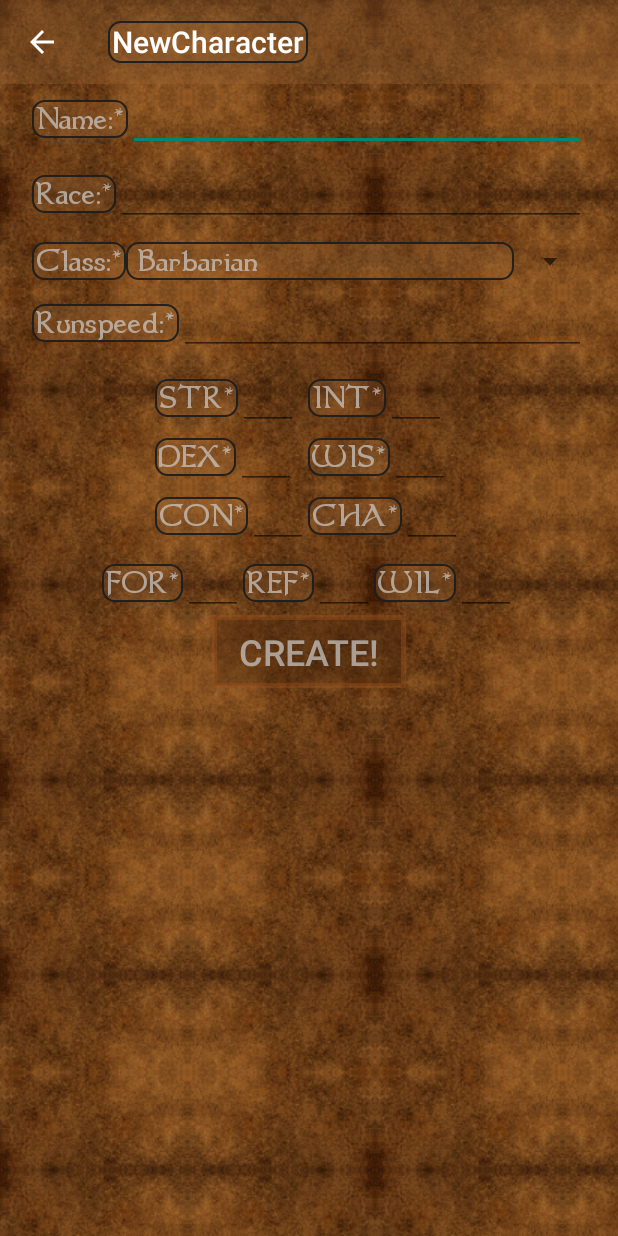
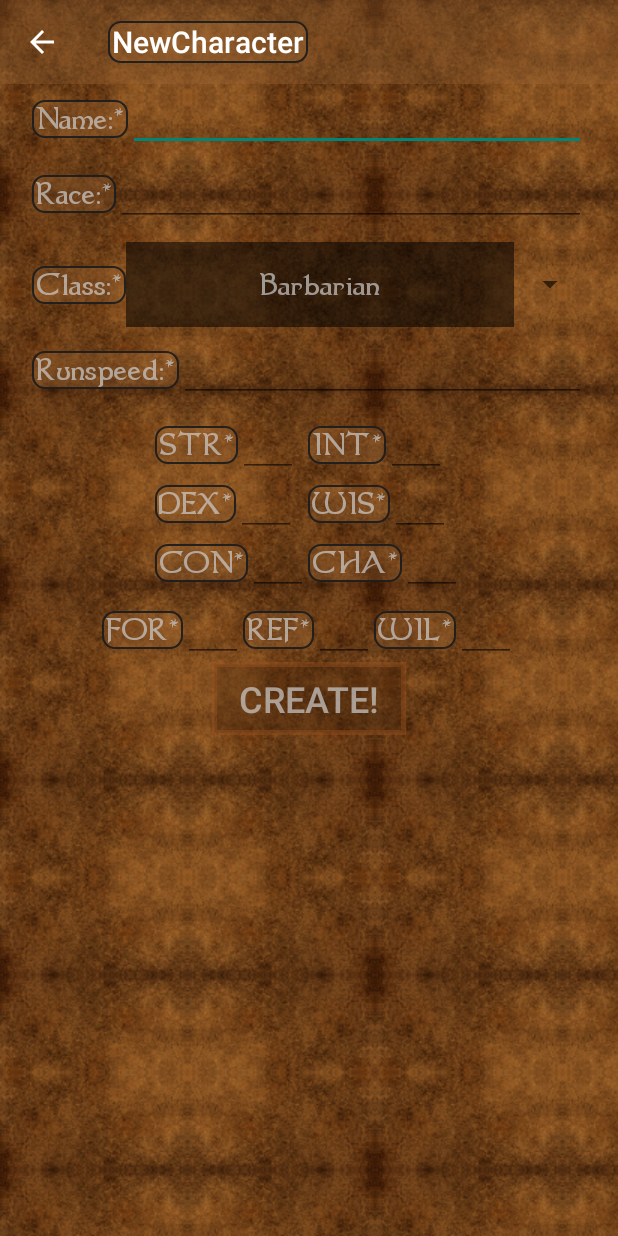
Before and after one commit to mlazze/dnd3.5-android, an Android app: the NewCharacter screen opened directly, with no data from a screen before it, on a phone screen of 412 x 824 dp. Run offline under Robolectric (Android 15) with nearby library versions, the phone set to English and light mode, and no system bars.

Commit message:
Spinners "fixed"

```diff
--- a/dndcharacter/src/main/res/values/styles.xml
+++ b/dndcharacter/src/main/res/values/styles.xml
@@ -20,8 +20,18 @@
         <!--monospace is overridden in BaseAdapter-->
         <item name="android:typeface">monospace</item>
 
+        <item name="android:spinnerItemStyle">@style/spinnerItem</item>
+
     </style>
 
+    <style name="spinnerItem" parent="Base.Widget.AppCompat.DropDownItem.Spinner">
+        <item name="android:background">#8000</item>
+        <item name="android:paddingRight">?android:attr/listPreferredItemPaddingRight</item>
+        <item name="android:paddingTop">?android:attr/listPreferredItemPaddingStart</item>
+        <item name="android:paddingBottom">?android:attr/listPreferredItemPaddingEnd</item>
+        <item name="android:paddingLeft">?android:attr/listPreferredItemPaddingLeft</item>
+        <item name="android:gravity">center_horizontal</item>
+    </style>
     <style name="ActionBarTabText" parent="Base.Widget.AppCompat.ActionBar.TabText">
         <item name="android:textAppearance">?android:attr/textAppearanceLarge</item>
         <item name="android:textColor">#b3cdcdcd</item>
```
